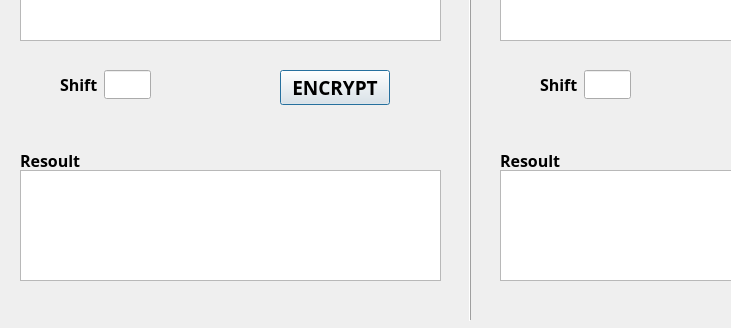
Before: the Qt Designer form caesar.ui in KrGDarkSide/encryptor, drawn with Qt 5; both pictures show x 0 to 731 and y 170 to 498 of the 950 by 498 pixel window.
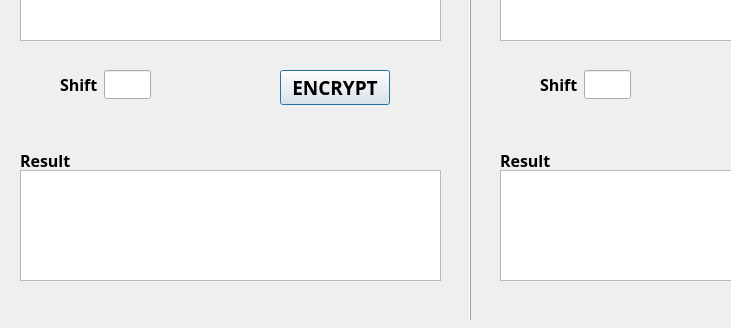
After: the same form once the commit is applied.

```diff
--- a/caesar.ui
+++ b/caesar.ui
@@ -194,7 +194,7 @@
     </font>
    </property>
    <property name="text">
-    <string>Resoult</string>
+    <string>Result</string>
    </property>
   </widget>
   <widget class="QTextEdit" name="textEdit2">
@@ -231,7 +231,7 @@
     </font>
    </property>
    <property name="text">
-    <string>Resoult</string>
+    <string>Result</string>
    </property>
   </widget>
   <widget class="QLabel" name="label6">
```
